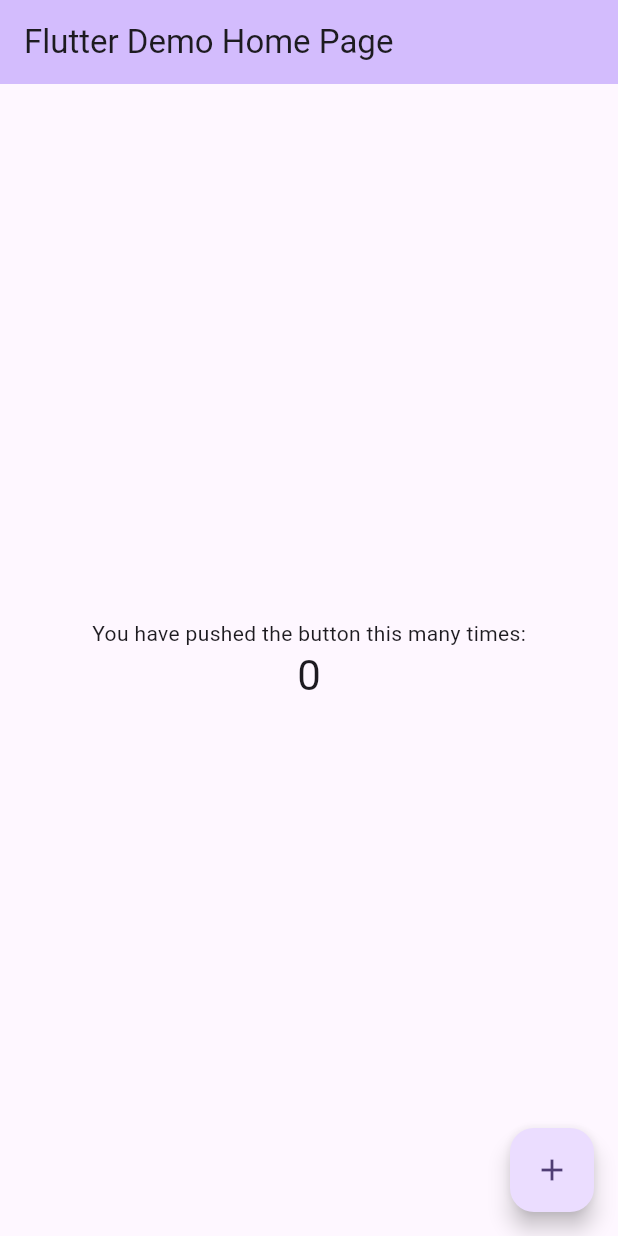
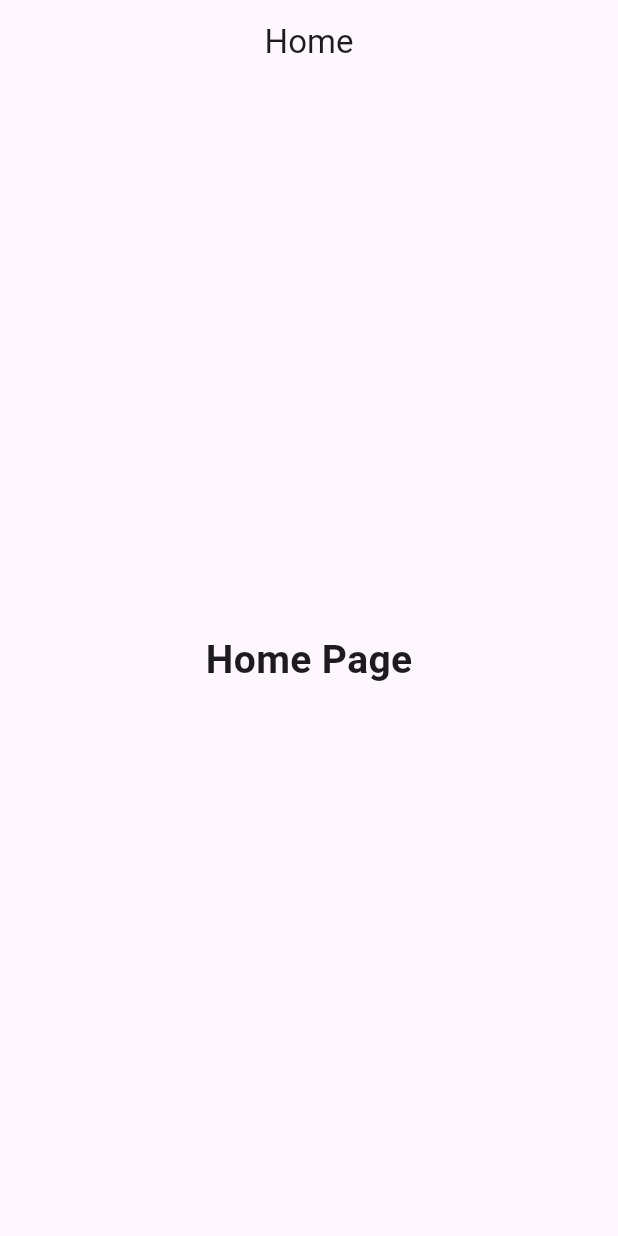
Before and after one commit to ashehata71/main_repo, a Flutter app: the screen it shows after launch, on a phone screen of 412 x 824 dp. Run offline on Flutter 3.47's test engine with Material 3 defaults, Android fonts, the phone set to English and light mode, and no system bars.

Commit message:
- Create home page in the super. - Make the greeting method static in the submodule

```diff
--- /dev/null
+++ b/lib/home.dart
@@ -0,0 +1,37 @@
+import 'package:flutter/material.dart';
+
+class Home extends StatefulWidget {
+  const Home({super.key});
+
+  @override
+  State<Home> createState() => _HomeState();
+}
+
+class _HomeState extends State<Home> {
+  @override
+  Widget build(BuildContext context) {
+    return Scaffold(
+      appBar: AppBar(
+        centerTitle: true,
+        title: const Text('Home'),
+      ),
+      body: const SizedBox(
+        width: double.infinity,
+        height: double.infinity,
+        child: Column(
+          crossAxisAlignment: CrossAxisAlignment.center,
+          mainAxisAlignment: MainAxisAlignment.center,
+          children: [
+            Text(
+              "Home Page",
+              style: TextStyle(
+                fontSize: 26,
+                fontWeight: FontWeight.bold,
+              ),
+            ),
+          ],
+        ),
+      ),
+    );
+  }
+}
--- a/lib/main.dart
+++ b/lib/main.dart
@@ -1,4 +1,5 @@
 import 'package:flutter/material.dart';
+import 'package:main_test_repo/home.dart';
 
 void main() {
   runApp(const MyApp());
@@ -13,113 +14,10 @@ class MyApp extends StatelessWidget {
     return MaterialApp(
       title: 'Flutter Demo',
       theme: ThemeData(
-        // This is the theme of your application.
-        //
-        // TRY THIS: Try running your application with "flutter run". You'll see
-        // the application has a purple toolbar. Then, without quitting the app,
-        // try changing the seedColor in the colorScheme below to Colors.green
-        // and then invoke "hot reload" (save your changes or press the "hot
-        // reload" button in a Flutter-supported IDE, or press "r" if you used
-        // the command line to start the app).
-        //
-        // Notice that the counter didn't reset back to zero; the application
-        // state is not lost during the reload. To reset the state, use hot
-        // restart instead.
-        //
-        // This works for code too, not just values: Most code changes can be
-        // tested with just a hot reload.
         colorScheme: ColorScheme.fromSeed(seedColor: Colors.deepPurple),
         useMaterial3: true,
       ),
-      home: const MyHomePage(title: 'Flutter Demo Home Page'),
+      home: Home(),
     );
   }
 }
-
-class MyHomePage extends StatefulWidget {
-  const MyHomePage({super.key, required this.title});
-
-  // This widget is the home page of your application. It is stateful, meaning
-  // that it has a State object (defined below) that contains fields that affect
-  // how it looks.
-
-  // This class is the configuration for the state. It holds the values (in this
-  // case the title) provided by the parent (in this case the App widget) and
-  // used by the build method of the State. Fields in a Widget subclass are
-  // always marked "final".
-
-  final String title;
-
-  @override
-  State<MyHomePage> createState() => _MyHomePageState();
-}
-
-class _MyHomePageState extends State<MyHomePage> {
-  int _counter = 0;
-
-  void _incrementCounter() {
-    setState(() {
-      // This call to setState tells the Flutter framework that something has
-      // changed in this State, which causes it to rerun the build method below
-      // so that the display can reflect the updated values. If we changed
-      // _counter without calling setState(), then the build method would not be
-      // called again, and so nothing would appear to happen.
-      _counter++;
-    });
-  }
-
-  @override
-  Widget build(BuildContext context) {
-    // This method is rerun every time setState is called, for instance as done
-    // by the _incrementCounter method above.
-    //
-    // The Flutter framework has been optimized to make rerunning build methods
-    // fast, so that you can just rebuild anything that needs updating rather
-    // than having to individually change instances of widgets.
-    return Scaffold(
-      appBar: AppBar(
-        // TRY THIS: Try changing the color here to a specific color (to
-        // Colors.amber, perhaps?) and trigger a hot reload to see the AppBar
-        // change color while the other colors stay the same.
-        backgroundColor: Theme.of(context).colorScheme.inversePrimary,
-        // Here we take the value from the MyHomePage object that was created by
-        // the App.build method, and use it to set our appbar title.
-        title: Text(widget.title),
-      ),
-      body: Center(
-        // Center is a layout widget. It takes a single child and positions it
-        // in the middle of the parent.
-        child: Column(
-          // Column is also a layout widget. It takes a list of children and
-          // arranges them vertically. By default, it sizes itself to fit its
-          // children horizontally, and tries to be as tall as its parent.
-          //
-          // Column has various properties to control how it sizes itself and
-          // how it positions its children. Here we use mainAxisAlignment to
-          // center the children vertically; the main axis here is the vertical
-          // axis because Columns are vertical (the cross axis would be
-          // horizontal).
-          //
-          // TRY THIS: Invoke "debug painting" (choose the "Toggle Debug Paint"
-          // action in the IDE, or press "p" in the console), to see the
-          // wireframe for each widget.
-          mainAxisAlignment: MainAxisAlignment.center,
-          children: <Widget>[
-            const Text(
-              'You have pushed the button this many times:',
-            ),
-            Text(
-              '$_counter',
-              style: Theme.of(context).textTheme.headlineMedium,
-            ),
-          ],
-        ),
-      ),
-      floatingActionButton: FloatingActionButton(
-        onPressed: _incrementCounter,
-        tooltip: 'Increment',
-        child: const Icon(Icons.add),
-      ), // This trailing comma makes auto-formatting nicer for build methods.
-    );
-  }
-}
```
Also changed, not shown: 1 other file.
